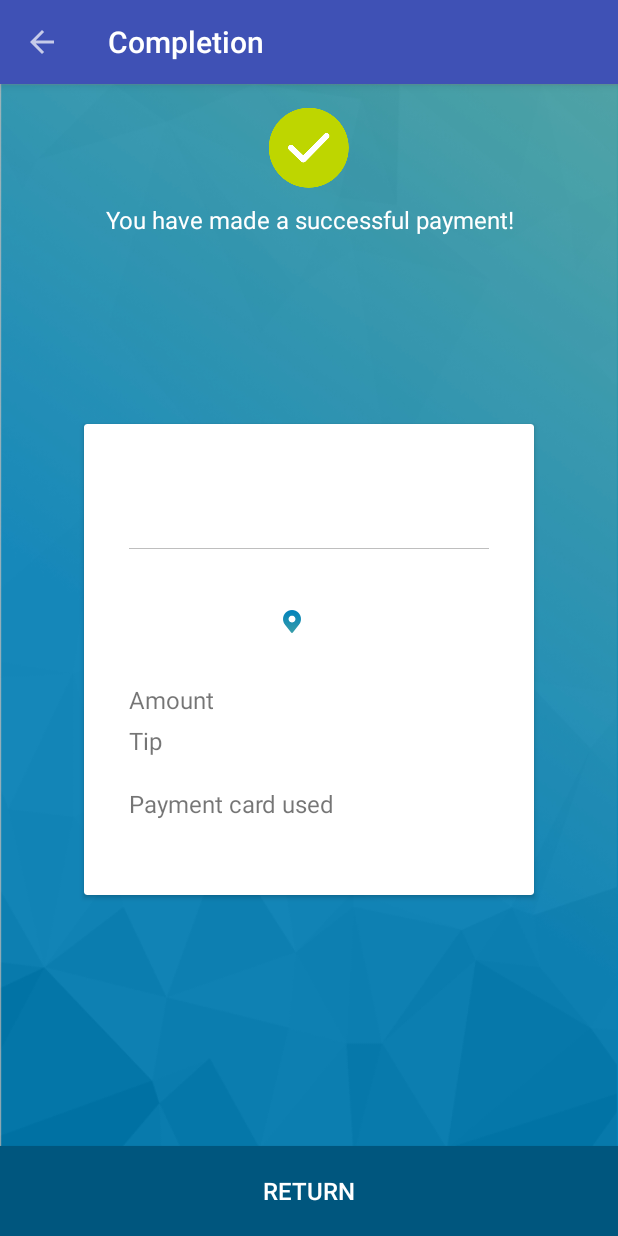
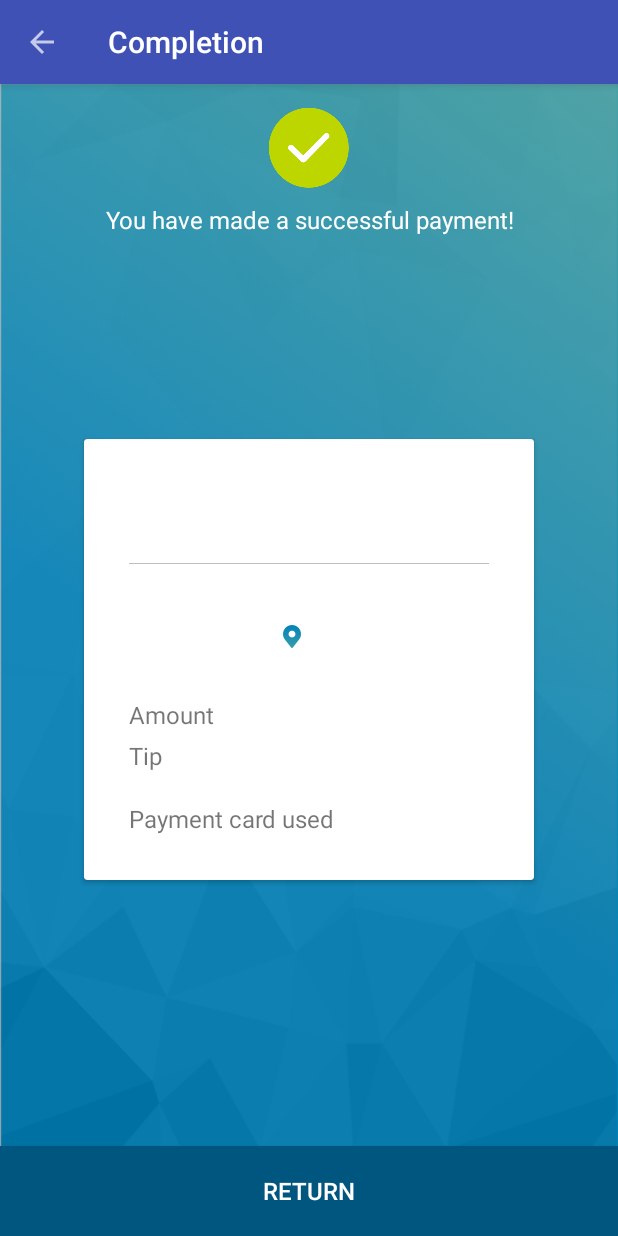
Before and after one commit to chozinul/mpqr_payment_demo_android, an Android app: the ReceiptActivity screen opened directly, with no data from a screen before it, on a phone screen of 412 x 824 dp. Run offline under Robolectric (Android 15) with nearby library versions, the phone set to English and light mode, and no system bars; our stand-ins replace ButterKnife; libraries missing offline, so code that uses them is left out: io.realm; 7 statements that could not run were skipped.

Commit message:
Update UI

```diff
--- a/app/src/main/res/layout/content_receipt.xml
+++ b/app/src/main/res/layout/content_receipt.xml
@@ -40,10 +40,7 @@
         <RelativeLayout
                 android:layout_width="match_parent"
                 android:layout_height="wrap_content"
-                android:paddingTop="30dp"
-                android:paddingStart="30dp"
-                android:paddingEnd="30dp"
-                android:paddingBottom="50dp"
+                android:padding="30dp"
                 android:orientation="vertical">
 
             <TextView
```
